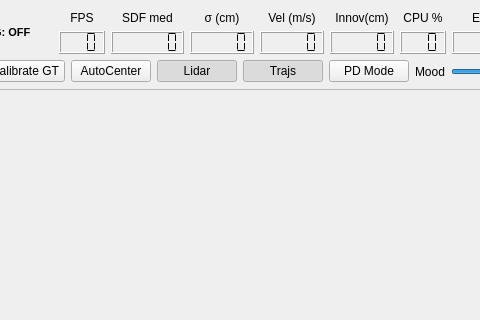
The window that ainf_slamo/src/mainUI.ui (pbustos/beta-robotica-class) describes before a commit, drawn with Qt 5; both pictures show x 376 to 856 and y 0 to 320 of the 1298 by 600 pixel window.
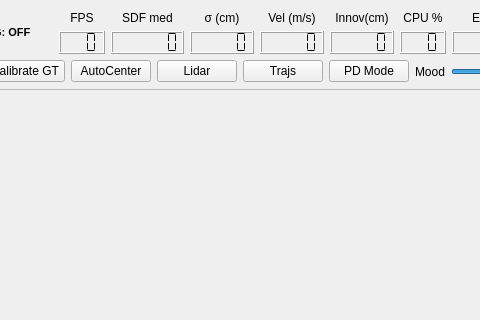
The same window after the commit.

What changed in the file:
```diff
--- a/ainf_slamo/src/mainUI.ui
+++ b/ainf_slamo/src/mainUI.ui
@@ -359,7 +359,7 @@
           <widget class="QPushButton" name="pushButton_showLidar">
            <property name="text"><string>Lidar</string></property>
            <property name="checkable"><bool>true</bool></property>
-           <property name="checked"><bool>true</bool></property>
+           <property name="checked"><bool>false</bool></property>
            <property name="toolTip"><string>Toggle LiDAR point cloud drawing</string></property>
           </widget>
          </item>
@@ -367,7 +367,7 @@
           <widget class="QPushButton" name="pushButton_showTrajs">
            <property name="text"><string>Trajs</string></property>
            <property name="checkable"><bool>true</bool></property>
-           <property name="checked"><bool>true</bool></property>
+           <property name="checked"><bool>false</bool></property>
            <property name="toolTip"><string>Toggle MPPI trajectory drawing</string></property>
           </widget>
          </item>
```
